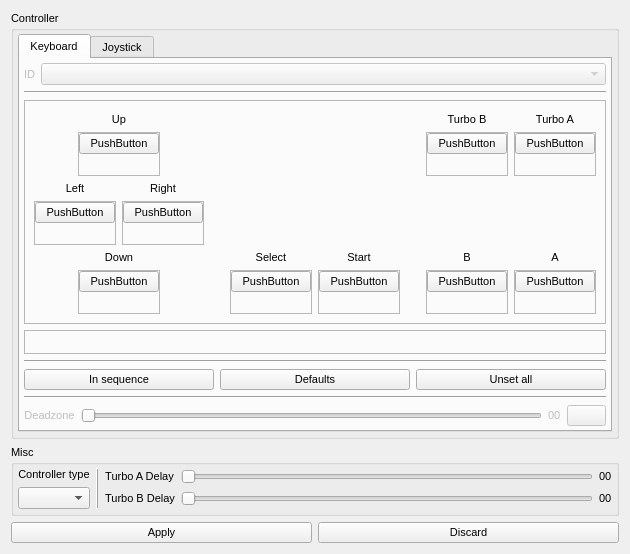
The window that src/gui/designer/dlgStdPad.ui (punesemu/puNES) describes before a commit, drawn with Qt 5.
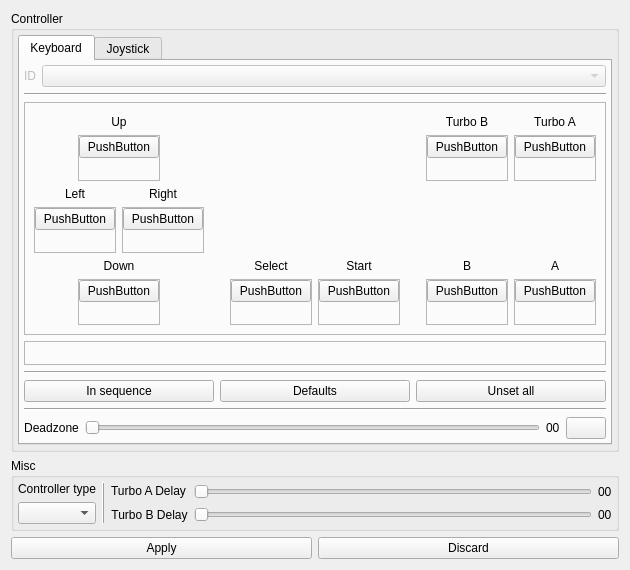
The same window after the commit. Icons and pictures are not drawn. Custom widgets are drawn as their Qt base class.

The edit to the form file:
```diff
--- a/src/gui/designer/dlgStdPad.ui
+++ b/src/gui/designer/dlgStdPad.ui
@@ -6,15 +6,10 @@
    <rect>
     <x>0</x>
     <y>0</y>
-    <width>656</width>
-    <height>599</height>
+    <width>644</width>
+    <height>616</height>
    </rect>
   </property>
-  <property name="font">
-   <font>
-    <pointsize>8</pointsize>
-   </font>
-  </property>
   <property name="windowTitle">
    <string>Standard Pad</string>
   </property>
@@ -114,11 +109,6 @@
           </item>
           <item>
            <widget class="QFrame" name="frame_kbd_buttons">
-            <property name="font">
-             <font>
-              <pointsize>8</pointsize>
-             </font>
-            </property>
             <property name="frameShape">
              <enum>QFrame::StyledPanel</enum>
             </property>
@@ -126,9 +116,6 @@
              <enum>QFrame::Sunken</enum>
             </property>
             <layout class="QVBoxLayout" name="verticalLayout">
-             <property name="topMargin">
-              <number>9</number>
-             </property>
              <item>
               <layout class="QGridLayout" name="gridLayout_kbd_buttons">
                <item row="4" column="6">
@@ -1337,9 +1324,6 @@
            <layout class="QGridLayout" name="gridLayout_kbd_Deadzone">
             <item row="0" column="3">
              <widget class="QLabel" name="label_kbd_Deadzone_value_slider">
-              <property name="enabled">
-               <bool>false</bool>
-              </property>
               <property name="sizePolicy">
                <sizepolicy hsizetype="Fixed" vsizetype="Preferred">
                 <horstretch>0</horstretch>
@@ -1353,9 +1337,6 @@
             </item>
             <item row="0" column="2">
              <widget class="QSlider" name="horizontalSlider_kbd_Deadzone">
-              <property name="enabled">
-               <bool>false</bool>
-              </property>
               <property name="minimum">
                <number>0</number>
               </property>
@@ -1369,9 +1350,6 @@
             </item>
             <item row="0" column="1">
              <widget class="QLabel" name="label_kbd_Deadzone_slider">
-              <property name="enabled">
-               <bool>false</bool>
-              </property>
               <property name="text">
                <string>Deadzone</string>
               </property>
@@ -1382,9 +1360,6 @@
             </item>
             <item row="0" column="4">
              <widget class="themePushButton" name="pushButton_kbd_Deadzone">
-              <property name="enabled">
-               <bool>false</bool>
-              </property>
               <property name="toolTip">
                <string>Default</string>
               </property>
@@ -2873,17 +2848,17 @@
    <extends>QPushButton</extends>
    <header>theme.hpp</header>
   </customwidget>
-  <customwidget>
-   <class>pixmapPushButton</class>
-   <extends>QPushButton</extends>
-   <header>theme.hpp</header>
-  </customwidget>
   <customwidget>
    <class>themeGroupBox</class>
    <extends>QGroupBox</extends>
    <header>theme.hpp</header>
    <container>1</container>
   </customwidget>
+  <customwidget>
+   <class>pixmapPushButton</class>
+   <extends>QPushButton</extends>
+   <header>theme.hpp</header>
+  </customwidget>
  </customwidgets>
  <tabstops>
   <tabstop>tabWidget_kbd_joy</tabstop>
```
Left out of the diff: 11 changed lines with no effect on the pictures.
